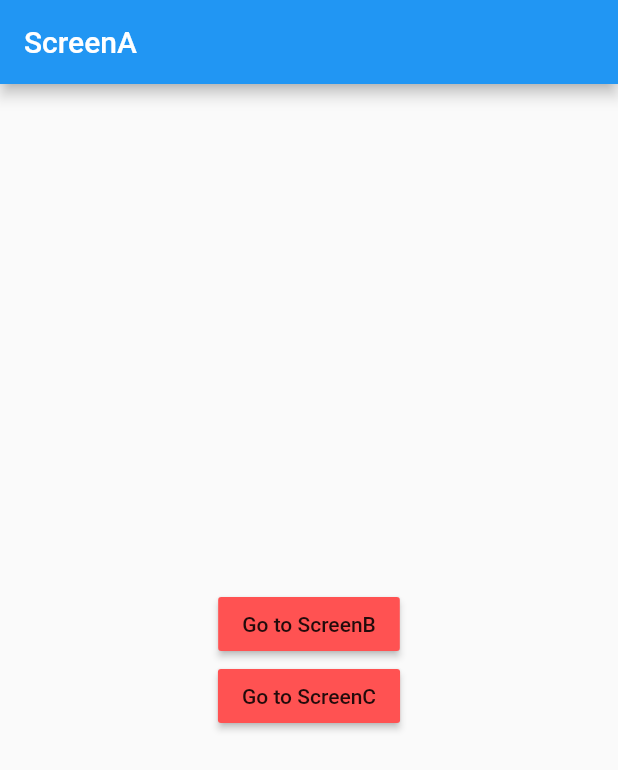
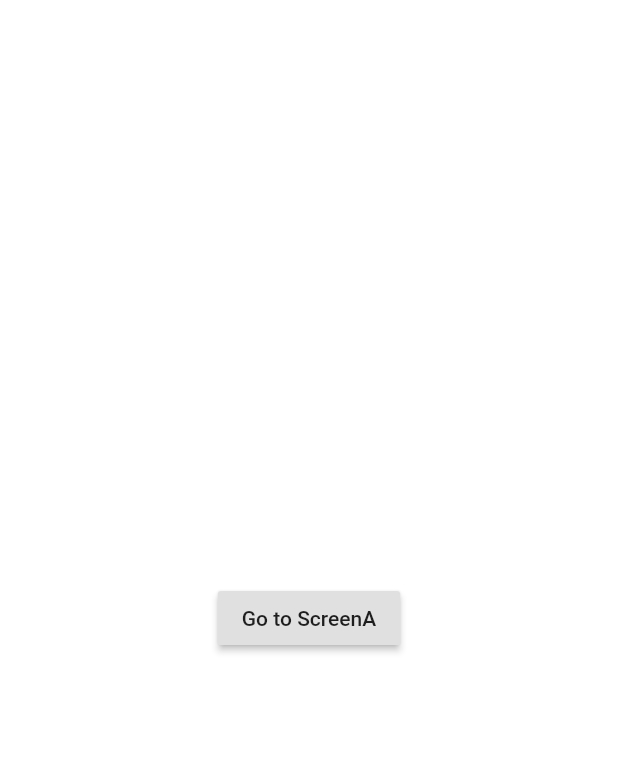
Before and after one commit to kwonjs1996/flutterPractice, a Flutter app: the screen it shows after launch, on a phone screen of 412 x 824 dp. Shown: the top 770 px of the screen. Run offline on Flutter 3.47's test engine with Material 2 defaults, Android fonts, the phone set to English and light mode, and no system bars.

Commit message:
숙제 문제

```diff
--- a/lib/main.dart
+++ b/lib/main.dart
@@ -1,7 +1,7 @@
 import 'package:flutter/material.dart';
-import 'package:practice/ScreenA.dart';
-import 'package:practice/ScreenB.dart';
-import 'package:practice/ScreenC.dart';
+// import 'package:practice/ScreenA.dart';
+// import 'package:practice/ScreenB.dart';
+// import 'package:practice/ScreenC.dart';
 
 void main() => runApp(MyApp());
 
@@ -12,12 +12,27 @@ class MyApp extends StatelessWidget {
   //BuildContext
   Widget build(BuildContext context) {
     return MaterialApp(
-      initialRoute: '/',
-      routes: {
-        '/': (context) => ScreenA(),
-        '/b': (context) => ScreenB(),
-        '/c': (context) => ScreenC(),
-      },
+      home: Center(
+        child: RaisedButton(
+          onPressed: () {
+            Navigator.push(context, MaterialPageRoute(builder: ScreenA()));
+          },
+          child: Text('Go to ScreenA'),
+        ),
+      ),
     );
   }
 }
+
+class ScreenA extends StatelessWidget {
+  const ScreenA({Key? key}) : super(key: key);
+
+  @override
+  Widget build(BuildContext context) {
+    return Scaffold(
+      body: Center(
+        child: Text('Hi, there!'),
+      ),
+    );
+  }
+}
```
